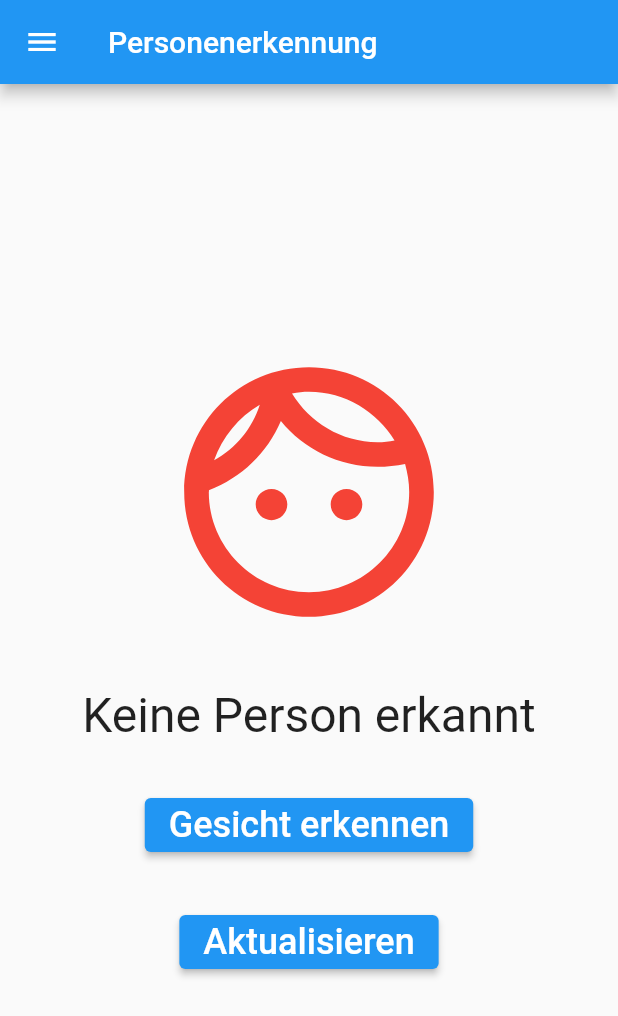
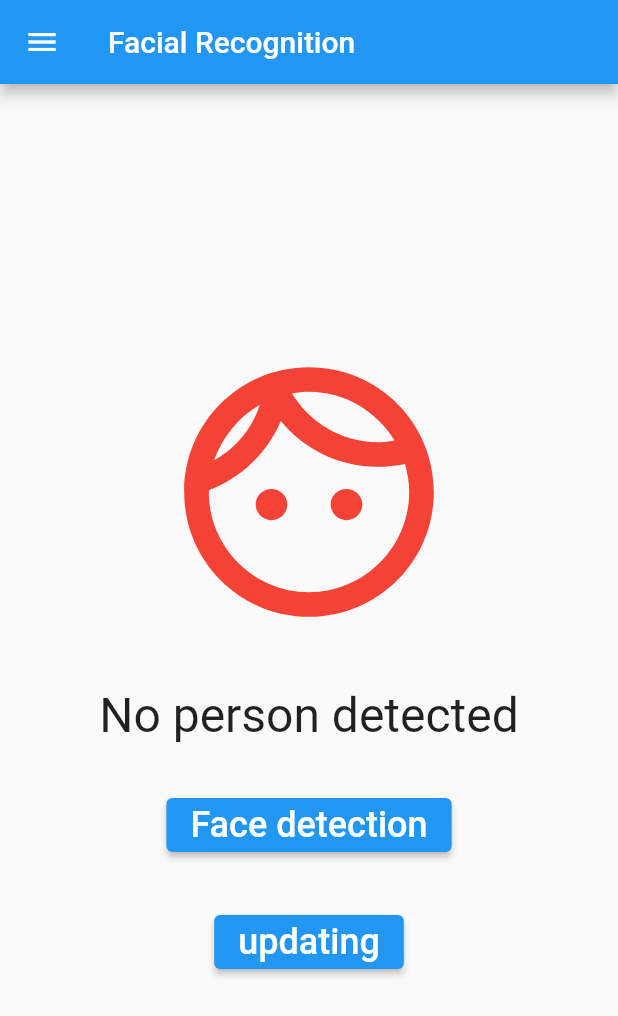
Before and after one commit to xenonv1/r2d, a Flutter app: the FacialRecognitionPage screen opened directly, on a phone screen of 412 x 824 dp. Shown: the top 1016 px of the screen. Run offline on Flutter 3.47's test engine with Material 2 defaults, Android fonts, the phone set to English and light mode, and no system bars; our stand-ins replace go_router; missing offline and left inert: google_ml_kit.

Commit message:
Changing language to english

```diff
--- a/flutter/r2d/lib/FacialRecognitionWidget.dart
+++ b/flutter/r2d/lib/FacialRecognitionWidget.dart
@@ -39,7 +39,7 @@
   Widget build(BuildContext context) {
     return Scaffold(
       appBar: AppBar(
-        title: const Text('Personenerkennung'),
+        title: const Text('Facial Recognition'),
       ),
       drawer: const DrawerWidget(),
       body: Center(
@@ -71,7 +71,7 @@
                   ),
                   SizedBox(height: 30),
                   Text(
-                    'Keine Person erkannt',
+                    'No person detected',
                     style: TextStyle(fontSize: 32),
                   ),
                 ],
@@ -80,14 +80,14 @@
             ElevatedButton(
               onPressed: detectPerson,
               child: const Text(
-                'Gesicht erkennen',
+                'Face detection',
                 style: TextStyle(fontSize: 24)),
             ),
 
             const SizedBox(height: 30),
             ElevatedButton(
               onPressed: refreshPage,
-              child: const Text('Aktualisieren',
+              child: const Text('updating',
               style: TextStyle(fontSize: 24)),
             ),
           ],
```
